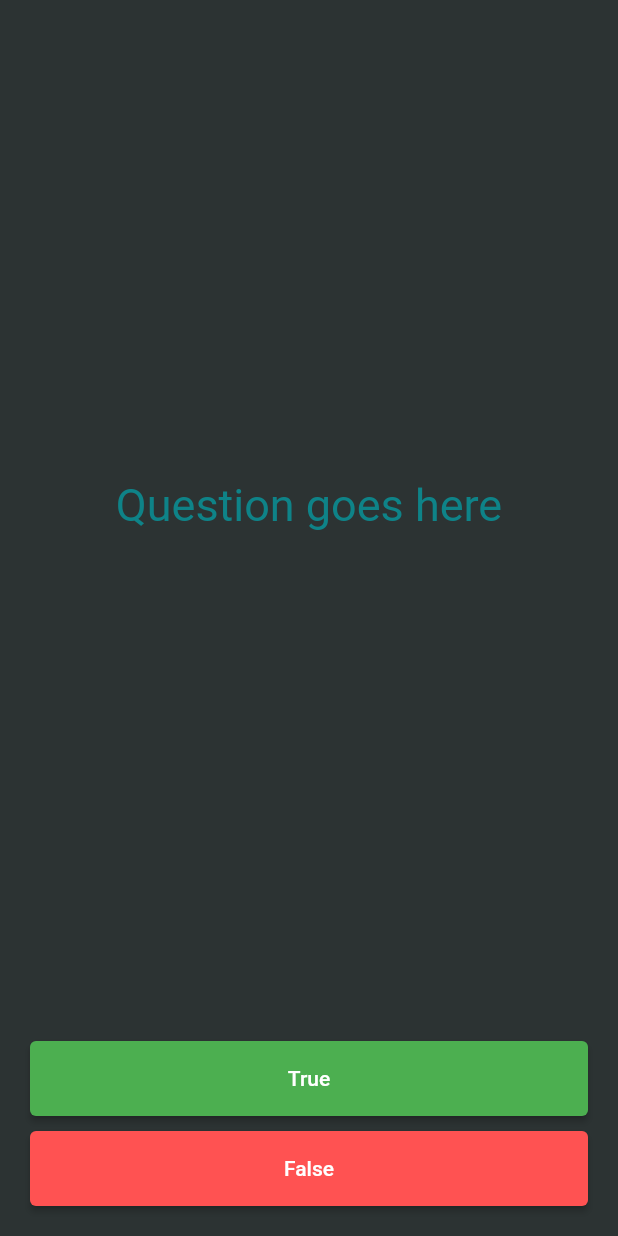
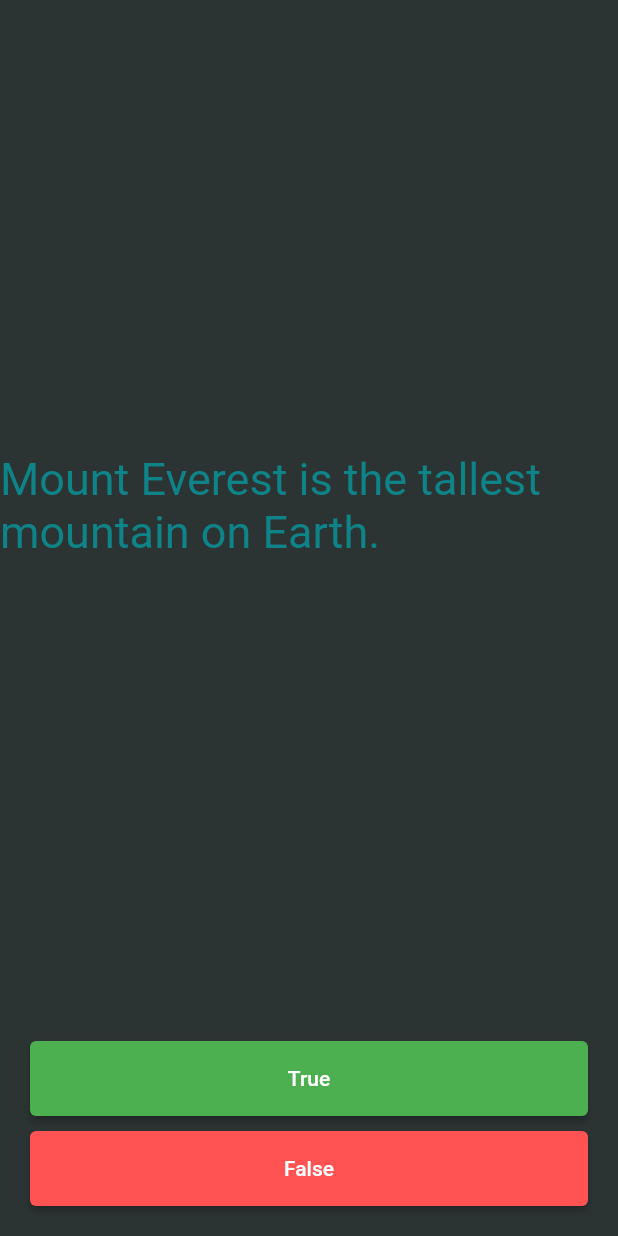
Before and after one commit to Adarsh-Polsey/trivia_app, a Flutter app: the screen it shows after launch, after a tap on "True", on a phone screen of 412 x 824 dp. Run offline on Flutter 3.47's test engine with Material 2 defaults, Android fonts, the phone set to English and light mode, and no system bars.

Commit message:
Settt questions

```diff
--- /dev/null
+++ b/lib/qbank.dart
@@ -0,0 +1,5 @@
+class Quiz{
+  String? question;
+  bool? answer;
+  Quiz({this.answer,this.question});
+}
--- a/lib/screens/HomeScreen.dart
+++ b/lib/screens/HomeScreen.dart
@@ -1,5 +1,6 @@
 
 import 'package:flutter/material.dart';
+import 'package:trivia_app/qbank.dart';
 
 class HomeScreen extends StatefulWidget {
   const HomeScreen({Key? key}) : super(key: key);
@@ -9,10 +10,30 @@ class HomeScreen extends StatefulWidget {
 }
 
 class _HomeScreenState extends State<HomeScreen> {
-  @override
-  void initState() {
-        super.initState();
-  }
+  List quests=[
+    Quiz(question: "The Great Wall of China is visible from space.", answer: false)
+    ,Quiz(question: "Mount Everest is the tallest mountain on Earth.", answer: false)
+    ,Quiz(question: "The Eiffel Tower is located in Paris.", answer: true)
+    ,Quiz(question: "The Amazon rainforest is in South America.", answer: true)
+    ,Quiz(question: "The Great Barrier Reef is a single coral reef.", answer: false)
+    ,Quiz(question: "Venus is the closest planet to Earth.", answer: false)
+    ,Quiz(question: "The Nile River flows through Egypt.", answer: true)
+    ,Quiz(question: "The Sahara Desert is the largest hot desert in the world.", answer: true)
+    ,Quiz(question: "The Great Pyramid of Giza was built by the Pharaoh Khufu.", answer: true)
+    ,Quiz(question: "The Grand Canyon was formed by a volcanic eruption.", answer: false)];
+  int qsnNo=0;
+  Icon true_icon=Icon(Icons.done);
+  Icon false_icon = Icon(Icons.clear);
+   void nextQsn(bool stat){
+     setState((){
+     if(qsnNo<quests.length-1){
+       qsnNo++;
+       print(qsnNo);
+     }});
+   }
+  // String getQns(){
+  //   return
+  // }
   @override
   Widget build(BuildContext context) {
     return Scaffold(
@@ -22,14 +43,16 @@ class _HomeScreenState extends State<HomeScreen> {
           mainAxisAlignment: MainAxisAlignment.spaceBetween,
           children: [
             SizedBox.shrink(),
-            Text('Question goes here',style: TextStyle(color: Color(0xFF0E8388),fontSize: 30),),
+            Text(quests[qsnNo].question,style: TextStyle(color: Color(0xFF0E8388),fontSize: 30),),
             Padding(
               padding: const EdgeInsets.all(20.0),
               child: Column(
                 children: [
-                  ElevatedButton(onPressed: (){}, child: Text('True'),style: ElevatedButton.styleFrom(primary: Colors.green,fixedSize: Size(500, 50)),),
+                  ElevatedButton(onPressed: (){
+                    nextQsn(true);
+                  }, child: Text('True'),style: ElevatedButton.styleFrom(primary: Colors.green,fixedSize: Size(500, 50)),),
                   SizedBox(height: 10,),
-                  ElevatedButton(onPressed: (){}, child: Text('False'),style: ElevatedButton.styleFrom(primary: Colors.redAccent,fixedSize: Size(500, 50)),),
+                  ElevatedButton(onPressed: (){nextQsn(false);}, child: Text('False'),style: ElevatedButton.styleFrom(primary: Colors.redAccent,fixedSize: Size(500, 50)),),
                 ],
               ),
             ),
--- a/lib/screens/SplashScreen.dart
+++ b/lib/screens/SplashScreen.dart
@@ -11,12 +11,10 @@ class SplashScreen extends StatefulWidget {
 }
 
 class _SplashScreenState extends State<SplashScreen> {
-  void initState() async {
+  void initState() {
     Timer(Duration(milliseconds: 800), ()async {
       Navigator.pushReplacement(
           context, MaterialPageRoute(builder: (context) => HomeScreen()));
-      var Quests = await http.get(Uri.parse('https://opentdb.com/api.php?amount=10&category=15&difficulty=easy&type=boolean'));
-    var ques=Quests.body;
     });
     super.initState();
   }
```
